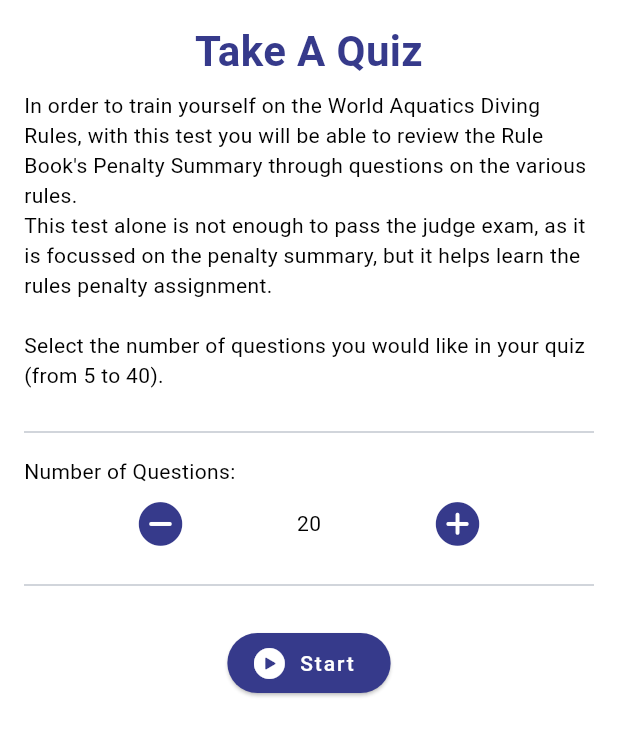
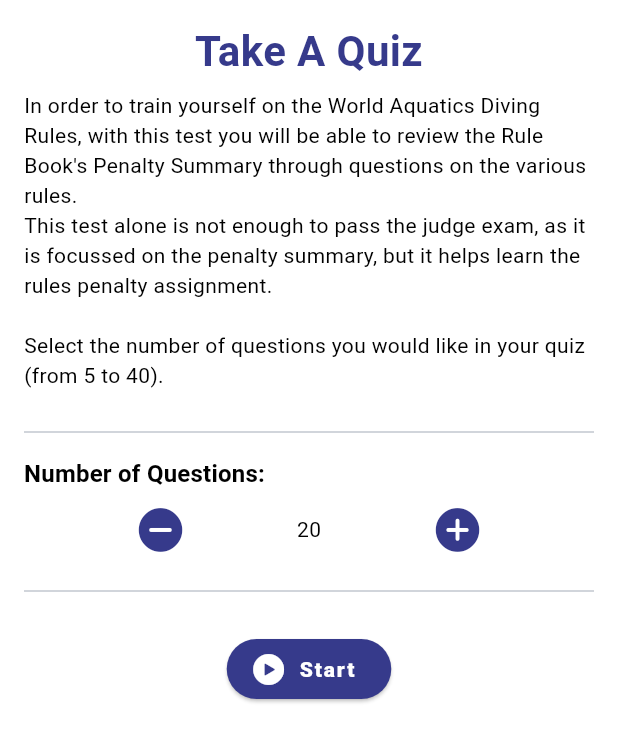
Before and after one commit to B3n-d1v3/diving_rules_hybrid, a Flutter app: the ScreenQuiz screen opened by its route, on a phone screen of 412 x 824 dp. Shown: the top 742 px of the screen. Run offline on Flutter 3.47's test engine with Material 2 defaults, Android fonts, the phone set to English and light mode, and no system bars; our stand-ins replace flutter_svg, get, package_info_plus, share_plus, shared_preferences; missing offline and left inert: syncfusion_flutter_pdfviewer; accounts and stored records are empty; generated files the repository leaves out were written again.

Commit message:
- Updated the buttons to be bold - Update the quiz description to warn about the quiz question context (penalty summary focus) - Updated the text to replace FINA to World Aquatics

```diff
--- a/lib/nav_quiz/screen_quiz.dart
+++ b/lib/nav_quiz/screen_quiz.dart
@@ -72,7 +72,7 @@ class _ScreenQuizState extends State<ScreenQuiz> {
               alignment: Alignment.centerLeft,
               child: Text(
                 AppLocalizations.of(context)!.quizzIntroQuestionNumber,
-                style: Theme.of(context).textTheme.bodyMedium,
+                style: Theme.of(context).textTheme.titleMedium,
                 textAlign: TextAlign.left,
               ),
             ),
@@ -166,8 +166,9 @@ class _ScreenQuizState extends State<ScreenQuiz> {
                 CupertinoIcons.play_circle_fill, // envelope_circle
                 size: 24.0,
               ),
-              label: Text(AppLocalizations.of(context)!
-                  .quizzIntroStartButton), // <-- Text
+              label: Text(AppLocalizations.of(context)!.quizzIntroStartButton,
+                  style:
+                      const TextStyle(fontWeight: FontWeight.w900)), // <-- Text
             ),
           ],
         ),
--- a/lib/nav_quiz/screen_quiz_question.dart
+++ b/lib/nav_quiz/screen_quiz_question.dart
@@ -307,8 +307,10 @@ class _ScreenQuizQuestionState extends State<ScreenQuizQuestion> {
                                 size: 24.0,
                               ),
 
-                              label:
-                                  Text(AppLocalizations.of(context)!.quizzNext),
+                              label: Text(
+                                  AppLocalizations.of(context)!.quizzNext,
+                                  style: const TextStyle(
+                                      fontWeight: FontWeight.w900)),
                             ),
                             // ),   // <- Obx
                           ],
--- a/pubspec.yaml
+++ b/pubspec.yaml
@@ -17,7 +17,7 @@ publish_to: 'none' # Remove this line if you wish to publish to pub.dev
 # https://developer.apple.com/library/archive/documentation/General/Reference/InfoPlistKeyReference/Articles/CoreFoundationKeys.html
 # In Windows, build-name is used as the major, minor, and patch parts
 # of the product and file versions while build-number is used as the build suffix.
-version: 2.0.0+2
+version: 2.0.0+3
 
 environment:
   sdk: '>=2.18.4 <3.0.0'
```
Also changed, not shown: lib/nav_about/screen_about.dart (+6 -3 lines), lib/nav_quiz/screen_quiz_result.dart (+8 -4 lines).
